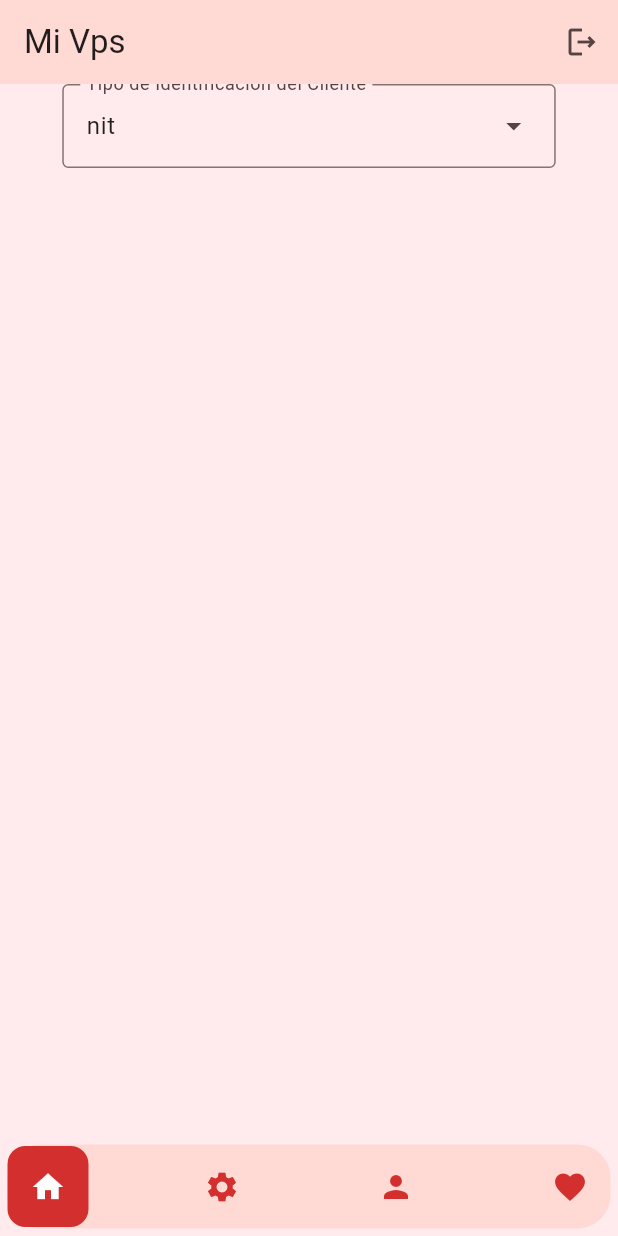
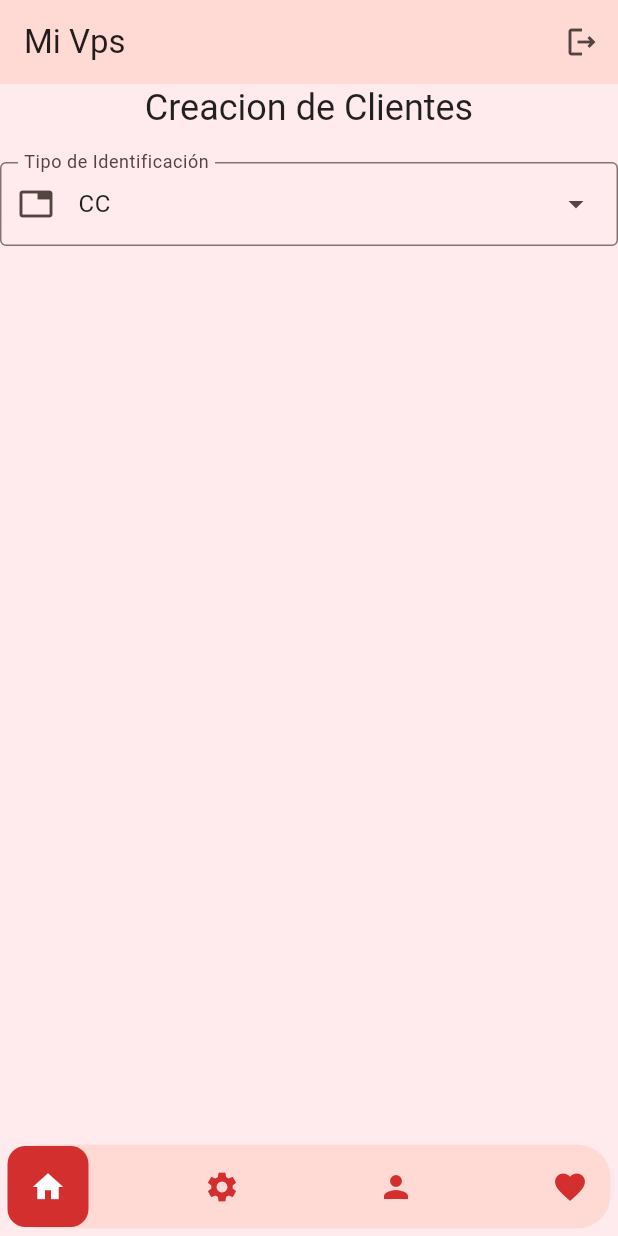
Before and after one commit to jorgearmandotu/multi-app, a Flutter app: the screen it shows after launch, on a phone screen of 412 x 824 dp. Run offline on Flutter 3.47's test engine with Material 3 defaults, Android fonts, the phone set to English and light mode, and no system bars; our stand-ins replace bloc, flutter_bloc.

Commit message:
se realizan cambios en diseño formulario cliente

```diff
--- a/lib/widgets/form_client.dart
+++ b/lib/widgets/form_client.dart
@@ -9,21 +9,44 @@ class FormCLient extends StatefulWidget {
 }
 
 
-enum ClientType { nit(), cedula(), cedulaExtranjeria() }
 
 
+List<String> clientType = ['CC', 'NIT', 'CE'];
 
 class _FormCLientState extends State<FormCLient> {
 
+   String dropdownValue = clientType.first;
   @override
   Widget build(BuildContext context) {
     return Form(
       child: Column(
+        spacing: 20,
+        mainAxisAlignment: MainAxisAlignment.start,
+        mainAxisSize: MainAxisSize.max,
         children: [
-          DropdownMenu<ClientType>(
-            dropdownMenuEntries: ClientType.values.map((e) => DropdownMenuEntry<ClientType>(value: e, label: e.name)).toList(),
-            initialSelection: ClientType.nit,
-            label: const Text('Tipo de Identificación del Cliente'),
+          Text('Creacion de Clientes',
+            style: Theme.of(context).textTheme.headlineSmall,
+          ),
+          //SizedBox(height: 20,),
+          SizedBox(
+            //width: double.infinity,
+            child: DropdownMenu<String>(
+              width: double.infinity,
+              leadingIcon: const Icon(Icons.tab),
+              dropdownMenuEntries: clientType.map<DropdownMenuEntry<String>>((String value) {
+                return DropdownMenuEntry<String>(
+                  value: value,
+                  label: value,
+                );
+              }).toList(),
+              initialSelection: clientType.first,
+              label: const Text('Tipo de Identificación'),
+              onSelected: (String? value) {
+                setState(() {
+                  dropdownValue = value ?? clientType.first;
+                });
+              },
+            ),
           )
         ]
       )
```
